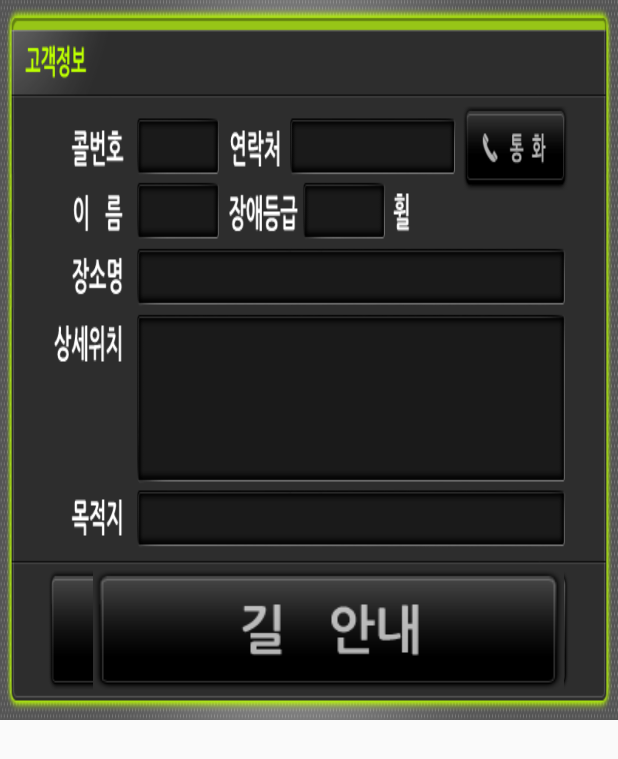
After one commit to rs992214/Florida, an Android app: the layout fragment_passenger_info2_dp.xml on its own in the app's theme, with its tools: preview values and no code run, on a phone screen of 412 x 824 dp. The commit adds this screen. Shown: the top 759 px of the screen. Run offline under Robolectric (Android 15) with nearby library versions, the phone set to English and light mode, and no system bars.

Commit message:
[chg] 복지콜 관련 기능 추가 작업 - CallerInfoResendPacker : 복지콜 관련 변수, 함수 주석 해제 처리. - OrderInfoPacket : 복지콜 관련 변수, 함수 주석 해제 처리. - ScenarioService    : 배차 데이터 수신시, 복지콜 여부(서비스 번호)에 따라 방송화면(브로드캐스트 콜 수신 화면) 표출 분기 처리 - PassengerInfoFragment : 복지콜 여부에 따른 레이아웃 분기 처리 - 관련 레이아웃 xml 파일 및 png 파일 추가 : xml 2개, png 3개
# 추가 요청 처리
- ScenarioService
   : 모뎀 에러 보고 전송 부분 주석 처리(간헐적으로 모뎀 에러 발생 후 네트워크 연결된 뒤 1회 보고 이나, 확인되지 않은 상황에서 여러건이 보고되어 DB에 축적되는 상황이라고 함)
- fragment_query_call_detail
   : 외곽콜수 -> 외곽건수
- HankukComboDataParser, TachoMeterData, MainActivity
  : 복지콜 추가되면서 주행 버튼 누르기전에 빈차 상태로 이동한 거리를 전송하기 위해 관련 변수 추가 및 getter/setter 추가
  : 복지콜에는 광신 미터기만 들어가 있어 해당 부분만 처리, 일반콜에도 빈차 이동 거리 전송하는 것 상관 없다고 확인 받음(김용태 팀장 확인)

```diff
--- a/app/src/main/java/com/thinkware/florida/ui/BaseActivity.java
+++ b/app/src/main/java/com/thinkware/florida/ui/BaseActivity.java
@@ -1,13 +1,11 @@
 package com.thinkware.florida.ui;
 
-import android.app.Activity;
 import android.content.Intent;
 import android.support.v7.app.AppCompatActivity;
 import android.view.View;
 
 import com.thinkware.florida.scenario.INaviExecutor;
 import com.thinkware.florida.service.AlwaysOnService;
-import com.thinkware.florida.service.ScenarioService;
 
 import java.util.Timer;
 import java.util.TimerTask;
--- a/app/src/main/java/com/thinkware/florida/ui/MainActivity.java
+++ b/app/src/main/java/com/thinkware/florida/ui/MainActivity.java
@@ -547,12 +547,11 @@ public class MainActivity extends BaseActivity implements View.OnClickListener {
                 }
 
                 if (boardType == Packets.BoardType.Boarding) {
-                    scenarioService.applyDriving(data.getFare(), data.getMileage());
+                    scenarioService.applyDriving(data.getFare(), data.getVacancyMileage());
                 } else if (boardType == Packets.BoardType.Empty) {
                     scenarioService.applyVacancy(data.getFare(), data.getMileage());
                 }
             }
-
         }
 
         @Override
--- /dev/null
+++ b/app/src/main/res/layout/fragment_passenger_info2_dp.xml
@@ -0,0 +1,116 @@
+<FrameLayout xmlns:android="http://schemas.android.com/apk/res/android"
+             xmlns:tools="http://schemas.android.com/tools"
+             android:id="@+id/fl_container"
+             android:layout_width="wrap_content"
+             android:layout_height="wrap_content"
+             android:background="@drawable/passengerinfo_dp_bg2"
+             tools:context="com.thinkware.florida.ui.fragment.PassengerInfoFragment">
+
+    <TextView
+        android:id="@+id/txt_callnum"
+        android:layout_width="105dp"
+        android:layout_height="37dp"
+        android:layout_marginTop="78dp"
+        android:layout_marginLeft="178dp"
+        android:gravity="center"
+        android:textSize="30sp"
+        android:textColor="@android:color/white"/>
+
+    <TextView
+        android:id="@+id/txt_phonenumber"
+        android:layout_width="210dp"
+        android:layout_height="37dp"
+        android:layout_marginTop="79dp"
+        android:layout_marginLeft="376dp"
+        android:gravity="center"
+        android:textSize="30sp"
+        android:textColor="@color/color_baff00"/>
+
+    <com.thinkware.florida.ui.view.StatusImageView
+        android:id="@+id/btn_call"
+        android:layout_width="137dp"
+        android:layout_height="52dp"
+        android:layout_marginTop="73dp"
+        android:layout_marginLeft="600dp"
+        android:src="@drawable/call2"/>
+
+    <TextView
+        android:id="@+id/txt_passenger_name"
+        android:layout_width="105dp"
+        android:layout_height="37dp"
+        android:layout_marginTop="121dp"
+        android:layout_marginLeft="178dp"
+        android:gravity="center"
+        android:textSize="26sp"
+        android:textColor="@android:color/white"/>
+
+    <TextView
+        android:id="@+id/txt_disabled_grade"
+        android:layout_width="105dp"
+        android:layout_height="37dp"
+        android:layout_marginTop="121dp"
+        android:layout_marginLeft="390dp"
+        android:gravity="center"
+        android:textSize="26sp"
+        android:textColor="@android:color/white"/>
+
+    <TextView
+        android:id="@+id/txt_wheelchair_yn"
+        android:layout_width="50dp"
+        android:layout_height="37dp"
+        android:layout_marginTop="121dp"
+        android:layout_marginLeft="540dp"
+        android:gravity="center"
+        android:textSize="26sp"
+        android:background="@drawable/common_text_box"
+        android:textColor="@android:color/white"/>
+
+    <com.thinkware.florida.ui.view.AutoResizeTextView
+        android:id="@+id/txt_location"
+        android:layout_width="555dp"
+        android:layout_height="37dp"
+        android:layout_marginTop="164dp"
+        android:layout_marginLeft="176dp"
+        android:gravity="center"
+        android:textSize="40sp"
+        android:textColor="@android:color/white"
+        android:maxLines="1"/>
+
+    <TextView
+        android:id="@+id/txt_location_detail"
+        android:layout_width="555dp"
+        android:layout_height="115dp"
+        android:layout_marginTop="205dp"
+        android:layout_marginLeft="176dp"
+        android:padding="10dp"
+        android:textSize="30sp"
+        android:textColor="@android:color/white"/>
+
+    <com.thinkware.florida.ui.view.AutoResizeTextView
+        android:id="@+id/txt_destination"
+        android:layout_width="555dp"
+        android:layout_height="37dp"
+        android:layout_marginTop="324dp"
+        android:layout_marginLeft="176dp"
+        android:gravity="center"
+        android:textSize="40sp"
+        android:textColor="@android:color/white"
+        android:maxLines="1"/>
+
+    <com.thinkware.florida.ui.view.StatusImageView
+        android:id="@+id/btn_guide"
+        android:layout_width="314dp"
+        android:layout_height="80dp"
+        android:layout_marginTop="380dp"
+        android:layout_marginLeft="62dp"
+        android:src="@drawable/guide2"/>
+
+    <com.thinkware.florida.ui.view.StatusImageView
+        android:id="@+id/btn_fail"
+        android:layout_width="314dp"
+        android:layout_height="80dp"
+        android:layout_marginTop="380dp"
+        android:layout_marginLeft="424dp"
+        android:src="@drawable/fail2"/>
+
+</FrameLayout>
--- a/app/src/main/res/layout/fragment_query_call_detail.xml
+++ b/app/src/main/res/layout/fragment_query_call_detail.xml
@@ -54,7 +54,7 @@
         android:layout_height="30dp"
         android:layout_marginLeft="195dp"
         android:layout_marginTop="150dp"
-        android:text="외곽콜수"/>
+        android:text="외곽건수"/>
 
     <TextView
         style="@style/txtCallNumMoney"
```
Also changed, not shown: app/src/main/java/com/thinkware/florida/network/packets/server2mdt/CallerInfoResendPacket.java (+46 -25 lines), app/src/main/java/com/thinkware/florida/network/packets/server2mdt/OrderInfoPacket.java (+49 -26 lines), app/src/main/java/com/thinkware/florida/service/ScenarioService.java (+28 -25 lines), app/src/main/java/com/thinkware/florida/ui/fragment/PassengerInfoFragment.java (+65 -4 lines), app/src/main/res/layout/fragment_passenger_info_dp.xml (added, +113 -0 lines), externaldevice-aidl/src/main/java/com/thinkware/florida/external/service/data/TachoMeterData.java (+33 -0 lines), externaldevice/src/main/java/com/thinkware/florida/external/service/tachometer/HankukComboDataParser.java (+9 -1 lines), app/src/main/res/drawable/common_text_box.9.png (added), app/src/main/res/drawable/passengerinfo_dp_bg.png (added), app/src/main/res/drawable/passengerinfo_dp_bg2.png (added), 1 other file. Lines whose indentation alone changed are shown as unchanged.
